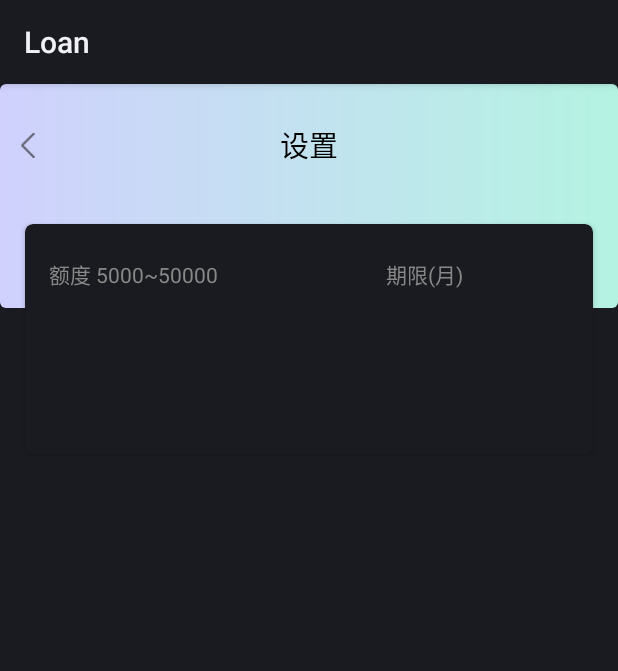
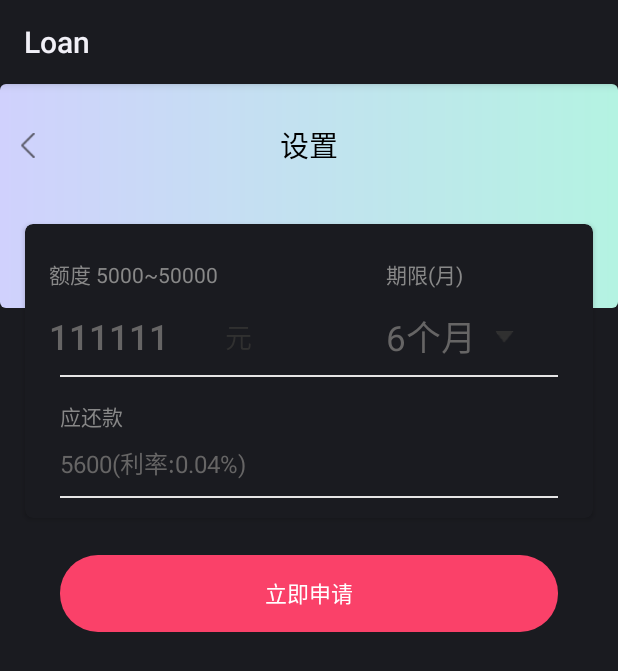
Before and after one commit to heboot/zh_loan, an Android app: the layout activity_apply_limit.xml on its own in the app's theme, with its tools: preview values and no code run, on a phone screen of 412 x 824 dp. Shown: the top 671 px of the screen. Run offline under Robolectric (Android 15) with nearby library versions, the phone set to English and light mode, and no system bars.

Commit message:
修改 添加

```diff
--- a/app/src/main/res/layout/activity_apply_limit.xml
+++ b/app/src/main/res/layout/activity_apply_limit.xml
@@ -22,43 +22,155 @@
             app:layout_constraintTop_toTopOf="parent"></include>
 
         <android.support.v7.widget.CardView
+            android:id="@+id/cv_content"
+            android:layout_width="@dimen/x355"
+            android:layout_height="wrap_content"
+            android:layout_marginTop="@dimen/y91"
             app:cardCornerRadius="@dimen/x5"
-            android:layout_marginTop="@dimen/y91"
-            app:layout_constraintTop_toTopOf="parent"
             app:layout_constraintLeft_toLeftOf="parent"
             app:layout_constraintRight_toRightOf="parent"
-            android:layout_width="@dimen/x355"
-            android:layout_height="@dimen/y150">
+            app:layout_constraintTop_toTopOf="parent">
 
             <android.support.constraint.ConstraintLayout
                 android:layout_width="match_parent"
                 android:layout_height="match_parent">
 
                 <TextView
-                    android:textSize="@dimen/x13"
-                    android:text="额度 5000~50000"
+                    android:id="@+id/tv_limit_tip"
+                    android:layout_width="wrap_content"
+                    android:layout_height="wrap_content"
                     android:layout_marginLeft="@dimen/x15"
                     android:layout_marginTop="@dimen/y22"
+                    android:text="额度 5000~50000"
+                    android:textColor="#888888"
+                    android:textSize="@dimen/x13"
                     app:layout_constraintLeft_toLeftOf="parent"
-                    app:layout_constraintTop_toTopOf="parent"
-                    android:textColor="#888888"
+                    app:layout_constraintTop_toTopOf="parent" />
+
+                <TextView
+                    android:id="@+id/tv_deadline_title"
                     android:layout_width="wrap_content"
-                    android:layout_height="wrap_content" />
-                <TextView
-                    android:textSize="@dimen/x13"
-                    android:text="期限(月)"
-                    app:layout_constraintRight_toRightOf="parent"
-                    android:layout_marginRight="@dimen/x81"
+                    android:layout_height="wrap_content"
                     android:layout_marginLeft="@dimen/x15"
                     android:layout_marginTop="@dimen/y22"
-                    app:layout_constraintTop_toTopOf="parent"
+                    android:layout_marginRight="@dimen/x81"
+                    android:text="期限(月)"
                     android:textColor="#888888"
+                    android:textSize="@dimen/x13"
+                    app:layout_constraintRight_toRightOf="parent"
+                    app:layout_constraintTop_toTopOf="parent" />
+
+
+                <EditText
+                    android:id="@+id/et_money"
+                    android:layout_width="@dimen/x100"
+                    android:layout_height="wrap_content"
+                    android:layout_marginTop="@dimen/y15"
+                    android:background="@null"
+                    android:text="111111"
+                    android:textColor="#666565"
+                    android:textSize="@dimen/x22"
+                    app:layout_constraintLeft_toLeftOf="@+id/tv_limit_tip"
+                    app:layout_constraintTop_toBottomOf="@+id/tv_limit_tip" />
+
+                <TextView
                     android:layout_width="wrap_content"
-                    android:layout_height="wrap_content" />
+                    android:layout_height="wrap_content"
+                    android:layout_marginLeft="@dimen/x10"
+                    android:text="元"
+                    android:textColor="#303030"
+                    android:textSize="@dimen/x17"
+                    app:layout_constraintBottom_toBottomOf="@+id/et_money"
+                    app:layout_constraintLeft_toRightOf="@+id/et_money"
+                    app:layout_constraintTop_toTopOf="@+id/et_money" />
+
+
+                <TextView
+                    android:id="@+id/tv_deadline"
+                    android:layout_width="wrap_content"
+                    android:layout_height="wrap_content"
+                    android:layout_marginTop="@dimen/y13"
+                    android:text="6个月"
+                    android:textColor="#666565"
+                    android:textSize="@dimen/x22"
+                    app:layout_constraintLeft_toLeftOf="@+id/tv_deadline_title"
+                    app:layout_constraintTop_toBottomOf="@+id/tv_deadline_title" />
+
+                <View
+                    android:layout_width="@dimen/x12"
+                    android:layout_height="@dimen/y8"
+                    android:layout_marginLeft="@dimen/x12"
+                    android:background="@mipmap/icon_arrow_down"
+                    app:layout_constraintBottom_toBottomOf="@+id/tv_deadline"
+                    app:layout_constraintLeft_toRightOf="@+id/tv_deadline"
+                    app:layout_constraintTop_toTopOf="@+id/tv_deadline"></View>
+
+                <View
+                    android:id="@+id/v_line"
+                    android:layout_width="0dp"
+                    android:layout_height="@dimen/y1"
+                    android:layout_marginLeft="@dimen/x22"
+                    android:layout_marginTop="@dimen/y10"
+                    android:layout_marginRight="@dimen/x22"
+                    android:background="#ffe5e5e5"
+                    app:layout_constraintLeft_toLeftOf="parent"
+                    app:layout_constraintRight_toRightOf="parent"
+                    app:layout_constraintTop_toBottomOf="@+id/et_money"></View>
+
+                <TextView
+                    android:layout_marginTop="@dimen/y15"
+                    app:layout_constraintLeft_toLeftOf="@+id/v_line"
+                    app:layout_constraintTop_toBottomOf="@+id/v_line"
+                    android:layout_width="wrap_content"
+                    android:layout_height="wrap_content"
+                    android:text="应还款"
+                    android:textColor="#ff888888"
+                    android:textSize="@dimen/x13"></TextView>
+
+                <TextView
+                    android:id="@+id/tv_repayment_tip"
+                    app:layout_constraintLeft_toLeftOf="@+id/v_line"
+                    android:layout_marginTop="@dimen/y44"
+                    app:layout_constraintTop_toBottomOf="@+id/v_line"
+                    android:layout_width="wrap_content"
+                    android:layout_height="wrap_content"
+                    android:text="5600(利率:0.04%)"
+                    android:textColor="#ff666565"
+                    android:textSize="@dimen/x15"></TextView>
+                <View
+                    android:id="@+id/v_line2"
+                    android:layout_width="0dp"
+                    android:layout_height="@dimen/y1"
+                    android:layout_marginLeft="@dimen/x22"
+                    android:layout_marginTop="@dimen/y10"
+                    android:layout_marginRight="@dimen/x22"
+                    android:background="#ffe5e5e5"
+                    app:layout_constraintLeft_toLeftOf="parent"
+                    app:layout_constraintRight_toRightOf="parent"
+                    app:layout_constraintTop_toBottomOf="@+id/tv_repayment_tip"></View>
+
+                <View
+                    app:layout_constraintTop_toBottomOf="@+id/v_line2"
+                    app:layout_constraintLeft_toLeftOf="parent"
+                    android:layout_width="0dp"
+                    android:layout_height="@dimen/y13"></View>
 
             </android.support.constraint.ConstraintLayout>
 
         </android.support.v7.widget.CardView>
 
+        <TextView
+            android:gravity="center"
+            android:text="立即申请"
+            android:textColor="#fff"
+            android:textSize="@dimen/x14"
+            android:layout_marginTop="@dimen/y24"
+            app:layout_constraintRight_toRightOf="parent"
+            app:layout_constraintLeft_toLeftOf="parent"
+            app:layout_constraintTop_toBottomOf="@+id/cv_content"
+            android:background="@drawable/bg_login_btn"
+            android:layout_width="@dimen/x311"
+            android:layout_height="@dimen/y50" />
+
     </android.support.constraint.ConstraintLayout>
 </layout>
```
Also changed, not shown: app/src/main/res/layout/activity_cash.xml (added, +74 -0 lines), app/src/main/res/layout/activity_info.xml (added, +45 -0 lines), app/src/main/res/mipmap-xxxhdpi/icon_arrow_down.png (added).
